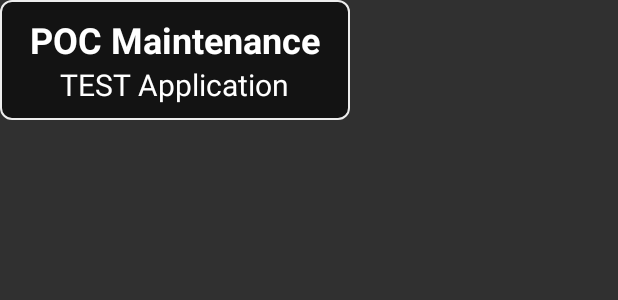
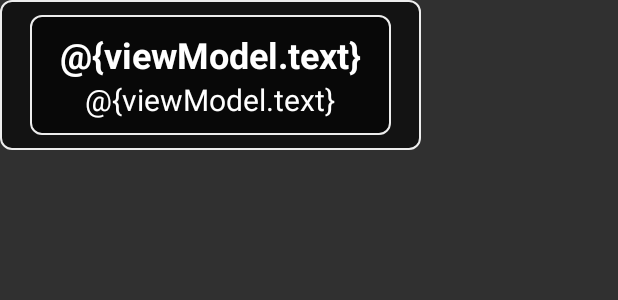
Before and after one commit to NicoVHVives/AR_POC, an Android app built with Jetpack Compose: the layout card_view.xml on its own in the app's theme, with its tools: preview values and no code run, on a phone screen of 412 x 824 dp. Shown: the top 300 px of the screen. Run offline under Robolectric (Android 15) with nearby library versions, the light colour scheme and no system bars.

Commit message:
Iteration 2, add maintenance parameter views.

```diff
--- a/app/build.gradle.kts
+++ b/app/build.gradle.kts
@@ -68,6 +68,7 @@ dependencies {
     implementation(libs.arsceneview)
     implementation(libs.androidx.constraintlayout)
     implementation(libs.androidx.fragment.ktx)
+    implementation(libs.androidx.recyclerview)
     testImplementation(libs.junit)
     androidTestImplementation(libs.androidx.junit)
     androidTestImplementation(libs.androidx.espresso.core)
--- /dev/null
+++ b/app/src/main/java/be/jedisoft/myapplication/ui/views/MaintenanceObjectView.kt
@@ -0,0 +1,43 @@
+package be.jedisoft.myapplication.ui.views
+
+
+import android.content.Context
+import android.util.AttributeSet
+import android.view.LayoutInflater
+import android.widget.LinearLayout
+import android.widget.TextView
+import androidx.recyclerview.widget.LinearLayoutManager
+import androidx.recyclerview.widget.RecyclerView
+import be.jedisoft.myapplication.R
+import be.jedisoft.myapplication.persistence.models.MaintenanceObject
+import be.jedisoft.myapplication.ui.adapters.MaintenanceParameterAdapter
+
+class MaintenanceObjectView @JvmOverloads constructor(
+        context: Context,
+        attrs: AttributeSet? = null,
+        defStyleAttr: Int = 0
+    ) : LinearLayout(context, attrs, defStyleAttr) {
+
+        private var objectNameTextView: TextView
+        private var typeNameTextView: TextView
+        private var parameterRecyclerView: RecyclerView
+        private lateinit var maintenanceObject: MaintenanceObject
+
+        init {
+            orientation = VERTICAL
+            LayoutInflater.from(context).inflate(R.layout.maintenance_object_view, this, true)
+            objectNameTextView = findViewById(R.id.maint_obj_name)
+            typeNameTextView = findViewById(R.id.maint_type_name)
+            parameterRecyclerView = findViewById(R.id.maint_param_view)
+        }
+
+        fun setMaintenanceObject(obj: MaintenanceObject) {
+            maintenanceObject = obj
+            objectNameTextView.text = obj.id
+            typeNameTextView.text = obj.type.name
+            parameterRecyclerView.layoutManager = LinearLayoutManager(context)
+            parameterRecyclerView.adapter = MaintenanceParameterAdapter(obj.parameters.toList())
+        }
+
+
+    }
--- a/app/src/main/res/layout/card_view.xml
+++ b/app/src/main/res/layout/card_view.xml
@@ -1,5 +1,7 @@
 <?xml version="1.0" encoding="utf-8"?>
+
 <LinearLayout xmlns:android="http://schemas.android.com/apk/res/android"
+    xmlns:app="http://schemas.android.com/apk/res-auto"
     xmlns:tools="http://schemas.android.com/tools"
     android:orientation="vertical"
     android:layout_width="wrap_content"
@@ -12,22 +14,11 @@
     android:gravity="center_horizontal">
 
 
-    <TextView
-        android:id="@+id/node_title"
+
+    <be.jedisoft.myapplication.ui.views.MaintenanceObjectView
+        android:id="@+id/maintenanceObjectView"
         android:layout_width="wrap_content"
         android:layout_height="wrap_content"
-        android:text="@string/app_name"
-        android:textColor="@android:color/white"
-        android:textSize="24sp"
-        android:textStyle="bold"
-        tools:text="@string/app_name" />
-
-    <TextView
-        android:id="@+id/node_dist"
-        android:layout_width="wrap_content"
-        android:layout_height="wrap_content"
-        android:textColor="@android:color/white"
-        android:textSize="20sp"
-        tools:text="TEST Application" />
+        />
 
 </LinearLayout>
--- /dev/null
+++ b/app/src/main/res/layout/maintenance_object_view.xml
@@ -0,0 +1,41 @@
+<?xml version="1.0" encoding="utf-8"?>
+
+<LinearLayout xmlns:android="http://schemas.android.com/apk/res/android"
+    xmlns:app="http://schemas.android.com/apk/res-auto"
+    xmlns:tools="http://schemas.android.com/tools"
+    android:orientation="vertical"
+    android:layout_width="wrap_content"
+    android:layout_height="wrap_content"
+    android:paddingStart="20dp"
+    android:paddingEnd="20dp"
+    android:paddingTop="10dp"
+    android:paddingBottom="10dp"
+    android:background="@drawable/bg_black_transparent_rounded"
+    android:gravity="center_horizontal">
+
+
+    <TextView
+        android:id="@+id/maint_obj_name"
+        android:layout_width="wrap_content"
+        android:layout_height="wrap_content"
+        android:text="@{viewModel.text}"
+        android:textColor="@android:color/white"
+        android:textSize="24sp"
+        android:textStyle="bold"
+        tools:text="@{viewModel.text}" />
+
+    <TextView
+        android:id="@+id/maint_type_name"
+        android:layout_width="wrap_content"
+        android:layout_height="wrap_content"
+        android:text="@{viewModel.text}"
+        android:textColor="@android:color/white"
+        android:textSize="20sp"
+        tools:text="TEST Application" />
+
+    <androidx.recyclerview.widget.RecyclerView
+        android:id="@+id/maint_param_view"
+        android:layout_width="wrap_content"
+        android:layout_height="wrap_content" />
+
+</LinearLayout>
--- a/gradle/libs.versions.toml
+++ b/gradle/libs.versions.toml
@@ -17,6 +17,8 @@ appcompat = "1.7.0"
 arsceneview = "2.2.1"
 constraintlayout = "2.1.4"
 fragmentKtx = "1.8.1"
+recyclerView = "1.3.2"
+recyclerviewVersion = "1.3.2"
 
 [libraries]
 androidx-core-ktx = { group = "androidx.core", name = "core-ktx", version.ref = "coreKtx" }
@@ -42,6 +44,7 @@ androidx-appcompat = { group = "androidx.appcompat", name = "appcompat", version
 arsceneview = { group = "io.github.sceneview", name = "arsceneview", version.ref = "arsceneview" }
 androidx-constraintlayout = { group = "androidx.constraintlayout", name = "constraintlayout", version.ref = "constraintlayout" }
 androidx-fragment-ktx = { group = "androidx.fragment", name = "fragment-ktx", version.ref = "fragmentKtx" }
+androidx-recyclerview = { group = "androidx.recyclerview", name = "recyclerview", version.ref = "recyclerviewVersion" }
 
 [plugins]
 android-application = { id = "com.android.application", version.ref = "agp" }
```
Also changed, not shown: app/src/main/java/be/jedisoft/myapplication/ARMainFragment.kt (+6 -6 lines), app/src/main/java/be/jedisoft/myapplication/persistence/mockupdb/datarepository.kt (+47 -6 lines), app/src/main/java/be/jedisoft/myapplication/ui/adapters/MaintenanceParameterAdapter.kt (added, +55 -0 lines), app/src/main/res/layout/maintenance_object_parameter.xml (added, +18 -0 lines).
